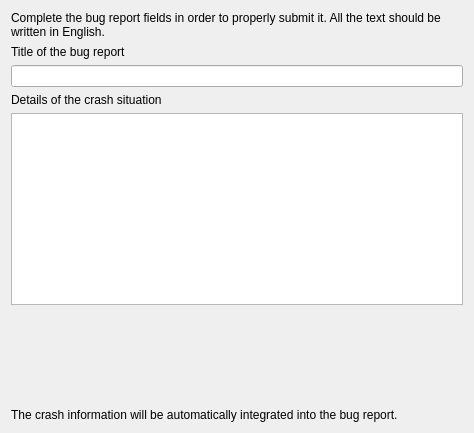
KDE/kde-runtime, file drkonqi/ui/assistantpage_bugzilla_information.ui: the form before one commit.
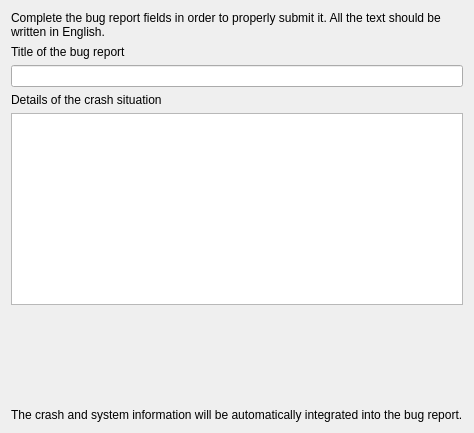
The form after the commit. Custom widgets are drawn as their Qt base class.

Commit message: Tell the user: the system information is also automatically included

The edit to the form file:
```diff
--- a/drkonqi/ui/assistantpage_bugzilla_information.ui
+++ b/drkonqi/ui/assistantpage_bugzilla_information.ui
@@ -57,7 +57,7 @@
    <item>
     <widget class="QLabel" name="m_crashInfoLabel">
      <property name="text">
-      <string comment="@info/rich">&lt;note&gt;The crash information will be automatically integrated into the bug report.&lt;/note&gt;</string>
+      <string comment="@info/rich">&lt;note&gt;The crash and system information will be automatically integrated into the bug report.&lt;/note&gt;</string>
      </property>
      <property name="wordWrap">
       <bool>true</bool>
```
